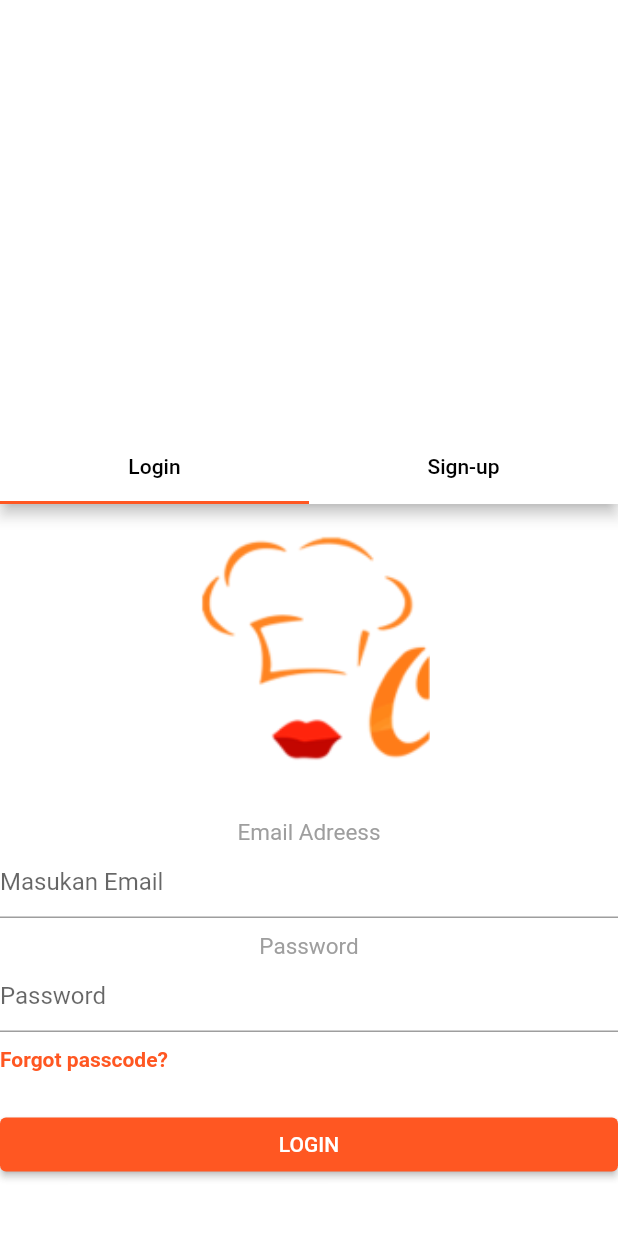
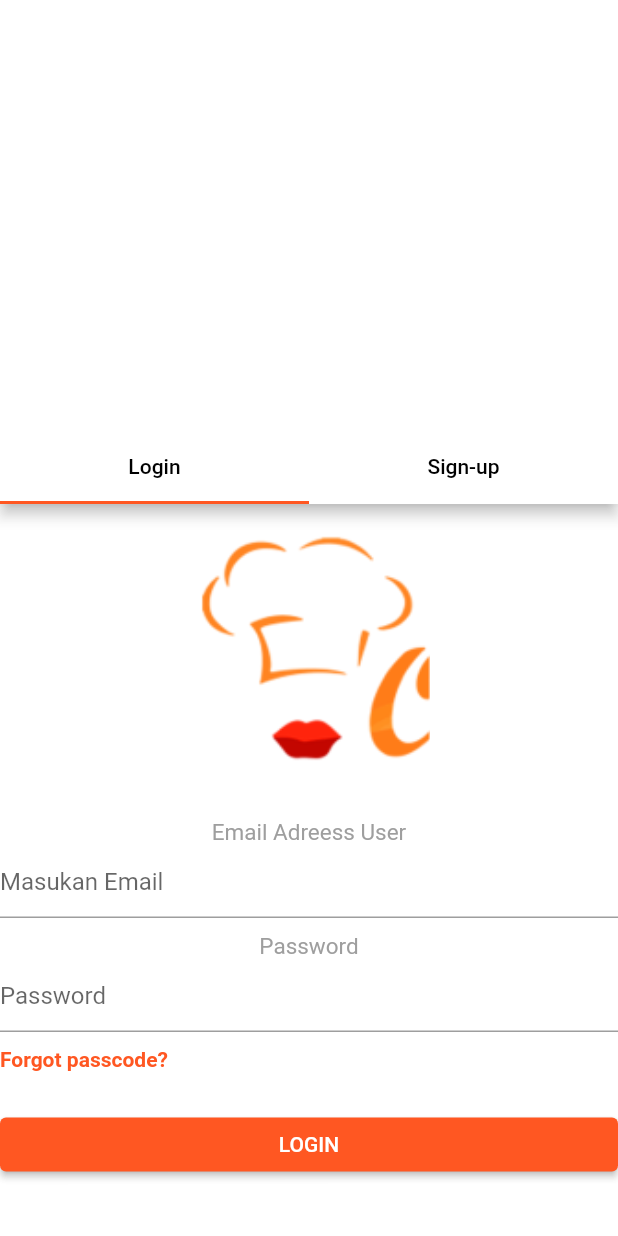
Before and after one commit to Daffayy/belajar_flutter_slicingUI, a Flutter app: the screen it shows after launch, on a phone screen of 412 x 824 dp. Run offline on Flutter 3.47's test engine with Material 2 defaults, Android fonts, the light colour scheme and no system bars.

Commit message:
perubahan sesuai di intruksi

```diff
--- a/lib/ui/homepage.dart
+++ b/lib/ui/homepage.dart
@@ -47,7 +47,7 @@ class _HomepageState extends State<Homepage> {
                   ),
                   SizedBox(height: 10),
                   Text(
-                    "Email Adreess",
+                    "Email Adreess User",
                     textAlign: TextAlign.left,
                     style: TextStyle(
                       color: Colors.grey,
```
